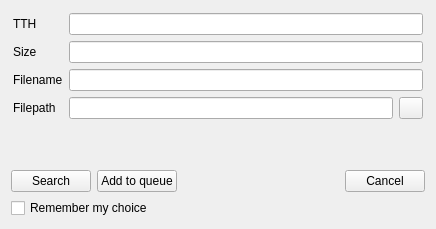
The window that eiskaltdcpp-qt/ui/UIMagnet.ui (eiskaltdcpp/eiskaltdcpp) describes before a commit, drawn with Qt 5.
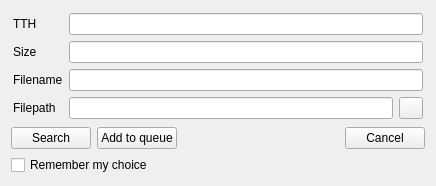
The same window after the commit. Custom widgets are drawn as their Qt base class.

Commit message: EiskaltDC++ Qt: 	* Fixed issue #367.

The edit to the form file:
```diff
--- a/eiskaltdcpp-qt/ui/UIMagnet.ui
+++ b/eiskaltdcpp-qt/ui/UIMagnet.ui
@@ -7,7 +7,7 @@
     <x>0</x>
     <y>0</y>
     <width>436</width>
-    <height>229</height>
+    <height>172</height>
    </rect>
   </property>
   <property name="sizePolicy">
```
The commit also changes 1 other file.
